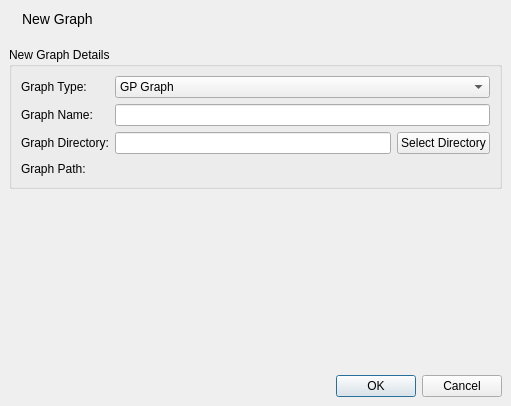
Before: the Qt Designer form src/developer/newgraphdialog.ui in maccth/GP2-editor, drawn with Qt 5.
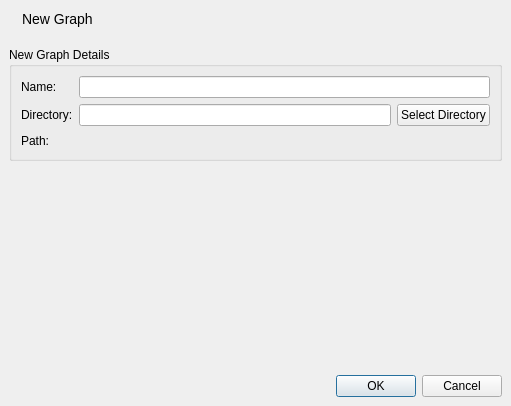
After: the same form once the commit is applied. Icons and pictures are not drawn.

Commit message: Fix New Project/Program/Graph dialogs. Fix FirstRun dialog. Update templates syntax and usage. Improve drawing of interface nodes.

```diff
--- a/src/developer/newgraphdialog.ui
+++ b/src/developer/newgraphdialog.ui
@@ -77,31 +77,27 @@
          <string>New Graph Details</string>
         </property>
         <layout class="QFormLayout" name="formLayout">
-         <item row="0" column="0">
-          <widget class="QLabel" name="graphTypeLabel">
-           <property name="text">
-            <string>Graph Type:</string>
-           </property>
-          </widget>
-         </item>
-         <item row="2" column="0">
+         <property name="fieldGrowthPolicy">
+          <enum>QFormLayout::AllNonFixedFieldsGrow</enum>
+         </property>
+         <item row="1" column="0">
           <widget class="QLabel" name="graphNameLabel">
            <property name="text">
-            <string>Graph Name:</string>
+            <string>Name:</string>
            </property>
           </widget>
          </item>
-         <item row="2" column="1">
+         <item row="1" column="1">
           <widget class="QLineEdit" name="graphNameEdit"/>
          </item>
-         <item row="4" column="0">
+         <item row="3" column="0">
           <widget class="QLabel" name="graphDirLabel">
            <property name="text">
-            <string>Graph Directory:</string>
+            <string>Directory:</string>
            </property>
           </widget>
          </item>
-         <item row="4" column="1">
+         <item row="3" column="1">
           <layout class="QHBoxLayout" name="graphDirLayout">
            <item>
             <widget class="QLineEdit" name="graphDirEdit"/>
@@ -115,14 +111,14 @@
            </item>
           </layout>
          </item>
-         <item row="6" column="0">
+         <item row="5" column="0">
           <widget class="QLabel" name="graphPathLabel">
            <property name="text">
-            <string>Graph Path:</string>
+            <string>Path:</string>
            </property>
           </widget>
          </item>
-         <item row="6" column="1">
+         <item row="5" column="1">
           <widget class="QLabel" name="graphPath">
            <property name="font">
             <font>
@@ -134,25 +130,6 @@
            </property>
           </widget>
          </item>
-         <item row="0" column="1">
-          <widget class="QComboBox" name="graphTypeComboBox">
-           <item>
-            <property name="text">
-             <string>GP Graph</string>
-            </property>
-           </item>
-           <item>
-            <property name="text">
-             <string>Dot / Graphviz</string>
-            </property>
-           </item>
-           <item>
-            <property name="text">
-             <string>GXL</string>
-            </property>
-           </item>
-          </widget>
-         </item>
         </layout>
        </widget>
       </item>
```
Left out of the diff: 16 changed lines with no effect on the pictures. The commit also changes 26 other files.
